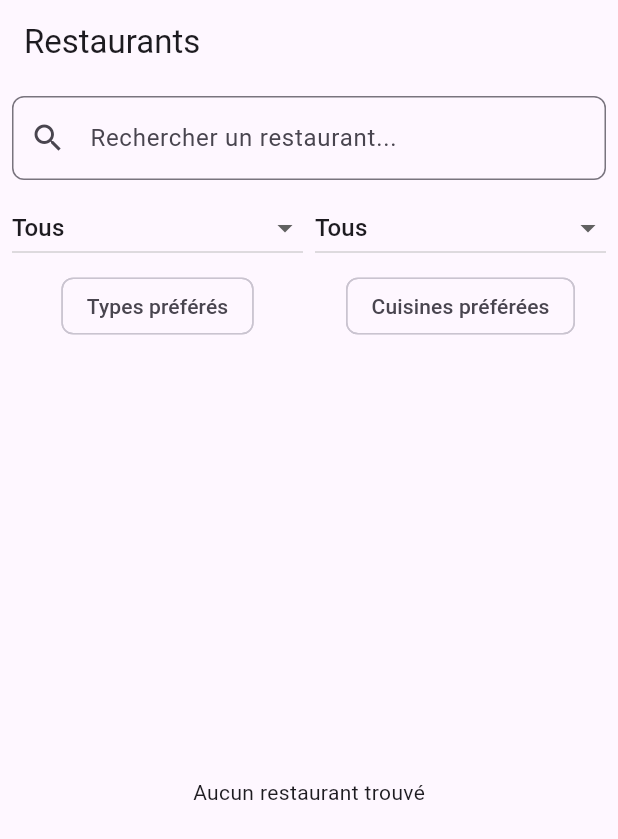
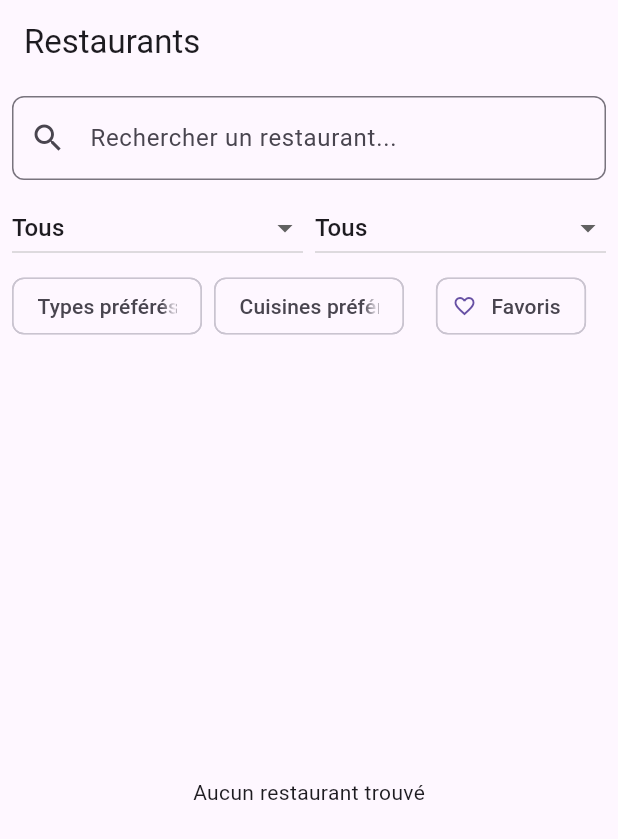
Before and after one commit to Toma1345/sae-mobile-2025, a Flutter app: the RestaurantsPage screen opened directly, on a phone screen of 412 x 824 dp. Shown: the top 839 px of the screen. Run offline on Flutter 3.47's test engine with Material 3 defaults, Android fonts, the phone set to English and light mode, and no system bars; our stand-ins replace flutter_form_builder, flutter_map, form_builder_validators, geolocator, latlong2, shared_preferences and 1 more; accounts and stored records are empty.

Commit message:
ajout d'un bouton pour filtrer et afficher les favoris dans la page de recherche

```diff
--- a/lib/pages/restaurant.dart
+++ b/lib/pages/restaurant.dart
@@ -22,6 +22,7 @@ class RestaurantsPageState extends State<RestaurantsPage> {
   String? _selectedStatus;
   bool _showFavoriteTypesOnly = false;
   bool _showFavoriteCuisinesOnly = false;
+  bool _showFavoritesOnly = false;
   final _user = Supabase.instance.client.auth.currentUser;
   Set<String> _favoriteRestaurantIds = {};
   List<String> _preferredRestaurantTypes = [];
@@ -127,6 +128,7 @@ class RestaurantsPageState extends State<RestaurantsPage> {
       _selectedStatus = null;
       _showFavoriteTypesOnly = false;
       _showFavoriteCuisinesOnly = false;
+      _showFavoritesOnly = false;
       _filteredRestaurants = List.from(_allRestaurants);
     });
   }
@@ -139,6 +141,7 @@ class RestaurantsPageState extends State<RestaurantsPage> {
         final type = restaurant['type'].toString();
         final cuisine = restaurant['cuisine']?.toString() ?? '';
         final isOpen = _checkIfOpen(restaurant['opening_hours']);
+        final isFavorite = _favoriteRestaurantIds.contains(restaurant['id'].toString());
 
         // Filtres de base
         final nameMatch = name.contains(query);
@@ -158,7 +161,9 @@ class RestaurantsPageState extends State<RestaurantsPage> {
             (_preferredCuisineTypes.isNotEmpty &&
                 _preferredCuisineTypes.any((pref) => cuisine.toLowerCase().contains(pref.toLowerCase())));
 
-        return nameMatch && typeMatch && statusMatch && typeFavoriteMatch && cuisineFavoriteMatch;
+        final favoritesMatch = !_showFavoritesOnly || isFavorite;
+
+        return nameMatch && typeMatch && statusMatch && typeFavoriteMatch && cuisineFavoriteMatch && favoritesMatch;
       }).toList();
     });
   }
@@ -412,6 +417,23 @@ class RestaurantsPageState extends State<RestaurantsPage> {
                     selectedColor: Colors.blue[100],
                   ),
                 ),
+                const SizedBox(width: 8),
+                Expanded(
+                  child: FilterChip(
+                    label: const Text('Favoris'),
+                    selected: _showFavoritesOnly,
+                    onSelected: (selected) {
+                      setState(() {
+                        _showFavoritesOnly = selected;
+                        _filterRestaurants();
+                      });
+                    },
+                    selectedColor: Colors.red[100],
+                    avatar: _showFavoritesOnly
+                        ? const Icon(Icons.favorite, size: 16, color: Colors.red)
+                        : const Icon(Icons.favorite_border, size: 16),
+                  ),
+                ),
               ],
             ),
           ),
@@ -436,6 +458,7 @@ class RestaurantsPageState extends State<RestaurantsPage> {
                     final restaurant = _filteredRestaurants[index];
                     final isOpen = checkIfOpen(restaurant['opening_hours']);
                     final matchesType = _matchesTypePreferences(restaurant);
+                    final isFavorite = _favoriteRestaurantIds.contains(restaurant['id'].toString());
                     final matchesCuisine = _matchesCuisinePreferences(restaurant);
 
                     Color? cardColor;
@@ -486,15 +509,7 @@ class RestaurantsPageState extends State<RestaurantsPage> {
                               ),
                             ),
                           ],
-                        ),
-                        onTap: () {
-                          Navigator.push(
-                            context,
-                            MaterialPageRoute(
-                              builder: (context) => DetailsPage(restaurantId: restaurant['id']),
-                            ),
-                          );
-                        },
+                        )
                       ),
                     );
                   }),
```
Also changed, not shown: pubspec.lock.
